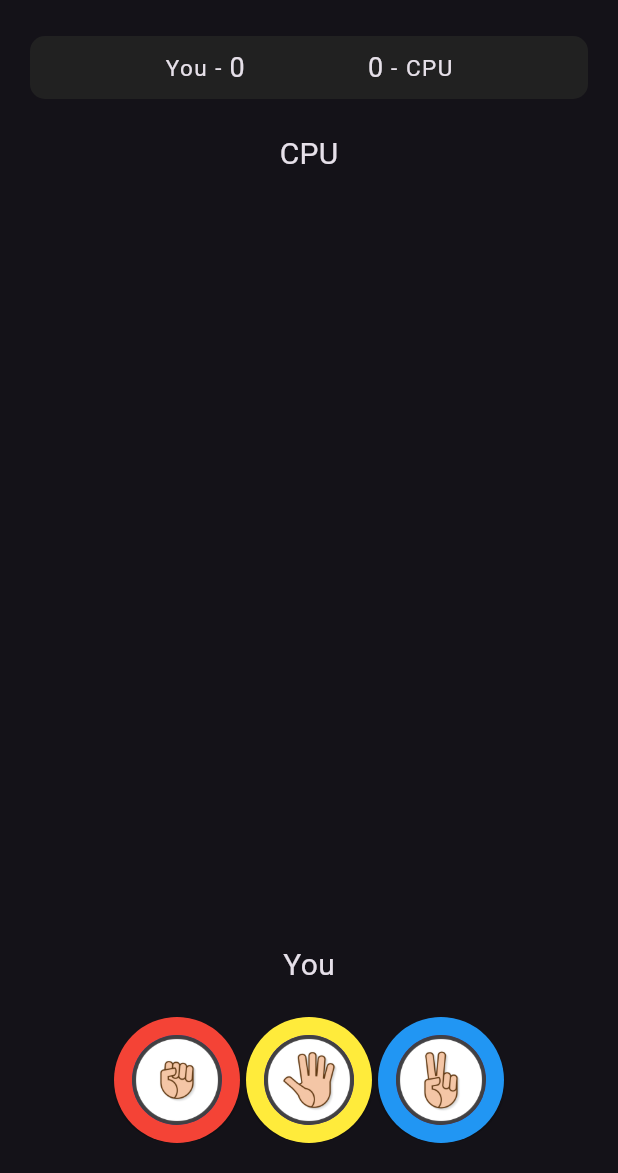
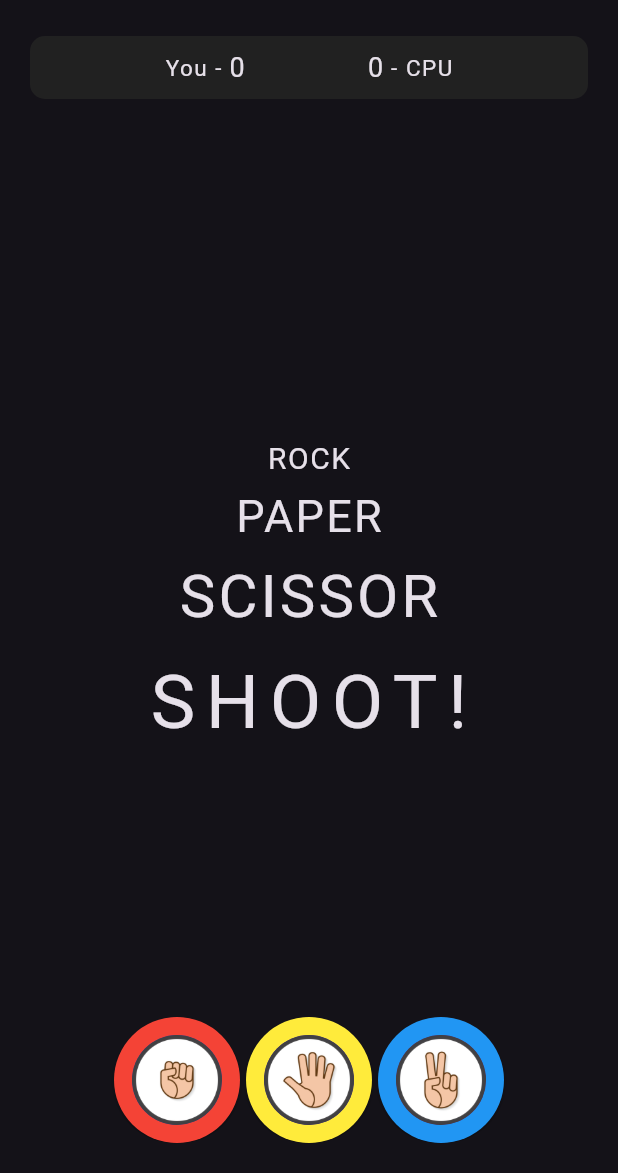
Before and after one commit to Jhay4Julian/rock_paper_scissors, a Flutter app: the screen it shows after launch, on a phone screen of 412 x 824 dp, the part 63-1236 px from its top. Run offline on Flutter 3.47's test engine with Material 2 defaults, Android fonts, the phone set to English and light mode, and no system bars.

Commit message:
rps text design

```diff
--- a/lib/game_page.dart
+++ b/lib/game_page.dart
@@ -201,39 +201,66 @@ class _GamePageState extends State<GamePage> {
 
             const SizedBox(height: 12),
             // Computer choice
-            Column(
+            _computerChoice != null
+                ? Column(
                     children: [
                       const Text(
                         'CPU',
                         style: TextStyle(fontSize: 20),
                       ),
-                _computerChoice != null
-                    ? CircleAvatar(
+                      CircleAvatar(
                           radius: 70,
                           child: Transform.rotate(
                               angle: 60,
                               child: Image(image: AssetImage(_computerImage))))
+                    ],
+                  )
                 : const SizedBox(height: 50),
+
+            const Spacer(),
+
+            _userChoice != null
+                ? const SizedBox.shrink()
+                : const Column(
+                    children: [
+                      Text(
+                        'ROCK',
+                        style: TextStyle(fontSize: 20, letterSpacing: 1),
+                      ),
+                      SizedBox(height: 2),
+                      Text(
+                        'PAPER',
+                        style: TextStyle(fontSize: 30, letterSpacing: 1.5),
+                      ),
+                      SizedBox(height: 4),
+                      Text(
+                        'SCISSOR',
+                        style: TextStyle(fontSize: 40, letterSpacing: 2),
+                      ),
+                      SizedBox(height: 6),
+                      Text(
+                        'SHOOT!',
+                        style: TextStyle(fontSize: 50, letterSpacing: 7),
+                      ),
                     ],
                   ),
 
             const Spacer(),
 
-            const Spacer(),
-
             // User choice
-            Column(
+            _userChoice != null
+                ? Column(
                     children: [
-                _userChoice != null
-                    ? CircleAvatar(
-                        radius: 70, child: Image(image: AssetImage(_userImage)))
-                    : const SizedBox.shrink(),
+                      CircleAvatar(
+                          radius: 70,
+                          child: Image(image: AssetImage(_userImage))),
                       const Text(
                         'You',
                         style: TextStyle(fontSize: 20),
                       ),
                     ],
-            ),
+                  )
+                : const SizedBox.shrink(),
             const SizedBox(height: 20),
 
             // User choice buttons
```
Lines whose indentation alone changed are shown as unchanged.
